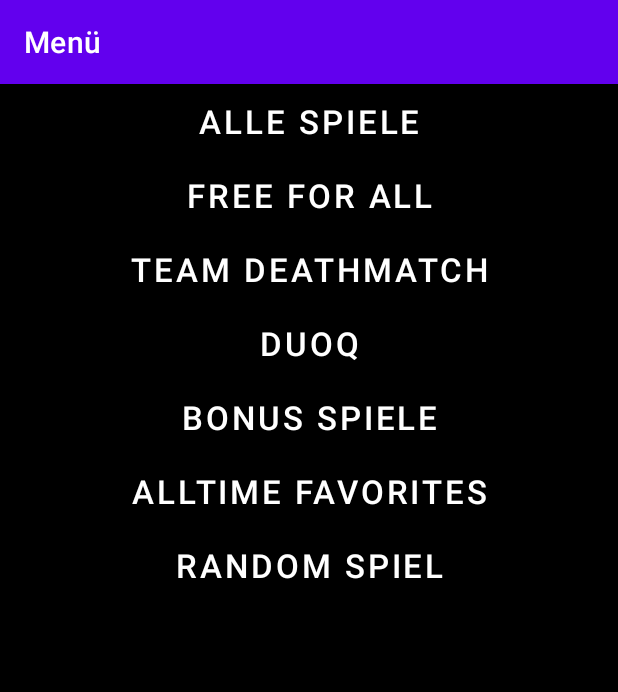
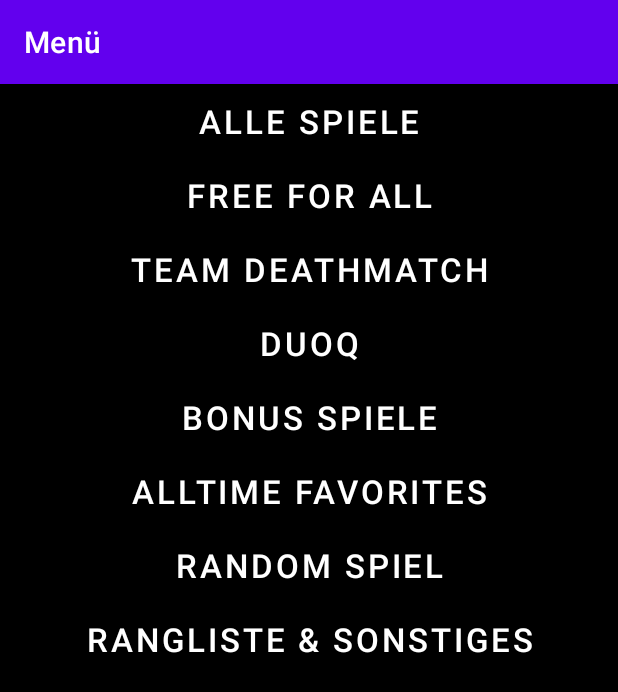
Before and after one commit to sebuech02/inet_test, an Android app: the zweiteSeite screen opened directly, with no data from a screen before it, on a phone screen of 412 x 824 dp. Shown: the top 692 px of the screen. Run offline under Robolectric (Android 15) with nearby library versions, the light colour scheme and no system bars; 1 statement that could not run was skipped.

Commit message:
update, datenstruktur um die Ranglisten zu zeigen, aber in hässlich

```diff
--- a/app/src/main/AndroidManifest.xml
+++ b/app/src/main/AndroidManifest.xml
@@ -21,12 +21,13 @@
         <activity android:name=".zweiteSeite" />
         <activity android:name=".settings" />
         <activity android:name=".anzeige"/>
-        <activity android:name="k_alles"/>
+        <activity android:name=".k_alles"/>
         <activity android:name=".k_duoq"/>
         <activity android:name=".k_atf"/>
         <activity android:name=".k_bonus"/>
         <activity android:name=".k_free"/>
         <activity android:name=".k_tdm"/>
+        <activity android:name=".bestenliste"/>
     </application>
 
 </manifest>
--- a/app/src/main/java/com/example/inet_test/MainActivity.java
+++ b/app/src/main/java/com/example/inet_test/MainActivity.java
@@ -19,6 +19,7 @@ import org.jsoup.nodes.Element;
 import org.jsoup.select.Elements;
 
 import java.io.IOException;
+import java.lang.annotation.ElementType;
 import java.util.ArrayList;
 
 public class MainActivity extends AppCompatActivity implements View.OnClickListener{
@@ -27,6 +28,10 @@ public class MainActivity extends AppCompatActivity implements View.OnClickListe
     private ImageButton but3;
     private ProgressBar pgb;
     final ArrayList<spiel> Spiele= new ArrayList<spiel>();
+    final ArrayList<stringinteger> rangliste = new ArrayList<stringinteger>();
+    final ArrayList<stringstring> nhaus = new ArrayList<stringstring>();
+    final ArrayList<stringinteger> bier = new ArrayList<stringinteger>();
+    final ArrayList<String> misc = new ArrayList<String>();
 
     @RequiresApi(api = Build.VERSION_CODES.N)
     @Override
@@ -42,8 +47,6 @@ public class MainActivity extends AppCompatActivity implements View.OnClickListe
         //pgb.setProgressDrawable(@drawable/carlrot);
         getWebsite();
         pgb.setProgress(66, true);
-        getRangliste();
-        pgb.setProgress(92,true);
         but1.setOnClickListener(this);
         but2.setOnClickListener(this);
         but3.setOnClickListener(this);
@@ -72,6 +75,12 @@ public class MainActivity extends AppCompatActivity implements View.OnClickListe
             @Override
             public void run() {
                 spiel current = null;
+                stringinteger current_rangliste = null;
+                String pumpenk = null;
+                String kegelk = null;
+                stringstring current_nhaus = null;
+                stringinteger current_bier = null;
+                String current_misc=null;
             try {
                 Document doc = Jsoup.connect("https://raw.githubusercontent.com/sebuech02/kegliege_xml/main/data.xml").get();
                 Elements elemente = doc.select("spiel");
@@ -87,35 +96,9 @@ public class MainActivity extends AppCompatActivity implements View.OnClickListe
                     Spiele.add(current);
                 }
                 spiel_liste.set(Spiele);
-            } catch(IOException e){
-                Toast.makeText(getApplicationContext(),"ERROR, keine Spiele", Toast.LENGTH_LONG).show();
-            }
-            runOnUiThread(new Runnable() {
-                @Override
-                public void run() {
-                }
-            });
-            }
-        }).start();
-    }
-    private void getRangliste() {
-        new Thread(new Runnable() {
-            @Override
-            public void run() {
-                ArrayList<stringinteger> rangliste = null;
-                stringinteger current_rangliste = null;
-                String pumpenk = null;
-                String kegelk = null;
-                ArrayList<stringstring> nhaus = null;
-                stringstring current_nhaus = null;
-                ArrayList<stringinteger> bier = null;
-                stringinteger current_bier = null;
-                ArrayList<String> misc = null;
-                String current_misc=null;
-                try {
-                    Document doc = Jsoup.connect("https://raw.githubusercontent.com/sebuech02/kegliege_xml/main/data.xml").get();
-                    Elements elemente = doc.select("rangliste");
-                    for (Element element : elemente){
+                Document doc2 = Jsoup.connect("https://raw.githubusercontent.com/sebuech02/kegeliege_rangliste/main/rangliste.xml").get();
+                Elements elemente2 = doc2.select("rangliste");
+                for (Element element : elemente2){
                     current_rangliste = new stringinteger();
                     String name=element.select("name").text();
                     String zahl_s=element.select("zahl").text();
@@ -124,10 +107,10 @@ public class MainActivity extends AppCompatActivity implements View.OnClickListe
                     current_rangliste.zahl=zahl;
                     rangliste.add(current_rangliste);
                 }
-                    pumpenk=doc.select("pumpenk").text();
-                    kegelk=doc.select("kegelk").text();
-                    elemente = doc.select("nhaus");
-                    for (Element element : elemente){
+                pumpenk=doc2.select("pumpenk").text();
+                kegelk=doc2.select("kegelk").text();
+                Elements elemente3 = doc2.select("nhaus");
+                for (Element element : elemente3){
                     current_nhaus = new stringstring();
                     String werfer=element.select("werfer").text();
                     String nummer=element.select("nummer").text();
@@ -135,8 +118,8 @@ public class MainActivity extends AppCompatActivity implements View.OnClickListe
                     current_nhaus.zahl=nummer;
                     nhaus.add(current_nhaus);
                 }
-                    elemente = doc.select("bier");
-                    for (Element element : elemente){
+                Elements elemente4 = doc2.select("bier");
+                for (Element element : elemente4){
                     current_bier = new stringinteger();
                     String name=element.select("kegler").text();
                     String zahl_s=element.select("striche").text();
@@ -145,8 +128,8 @@ public class MainActivity extends AppCompatActivity implements View.OnClickListe
                     current_bier.zahl=zahl;
                     bier.add(current_bier);
                 }
-                    elemente = doc.select("misc");
-                    for (Element element : elemente){
+                Elements elemente5 = doc2.select("misc");
+                for (Element element : elemente5){
                     current_misc = new String();
                     String eintrag=element.select("eintrag").text();
                     current_misc=eintrag;
@@ -159,7 +142,7 @@ public class MainActivity extends AppCompatActivity implements View.OnClickListe
                 ranglisten_daten.set_bier(bier);
                 ranglisten_daten.set_misc(misc);
             } catch(IOException e){
-                    Toast.makeText(getApplicationContext(),"ERROR, keine Rangliste", Toast.LENGTH_LONG).show();
+                Toast.makeText(getApplicationContext(),"ERROR, keine Spiele", Toast.LENGTH_LONG).show();
             }
             runOnUiThread(new Runnable() {
                 @Override
--- a/app/src/main/java/com/example/inet_test/zweiteSeite.java
+++ b/app/src/main/java/com/example/inet_test/zweiteSeite.java
@@ -20,6 +20,7 @@ public class zweiteSeite extends MainActivity implements View.OnClickListener{
     private Button bonus;
     private Button atf;
     private Button random;
+    private Button rang;
 
     private ArrayList<spiel> ubergabe;
     private TextView tv;
@@ -36,6 +37,7 @@ public class zweiteSeite extends MainActivity implements View.OnClickListener{
         bonus=(Button) findViewById(R.id.button5);
         atf=(Button) findViewById(R.id.button6);
         random=(Button) findViewById(R.id.button7);
+        rang=(Button) findViewById(R.id.button8);
         ubergabe=spiel_liste.get();
         alles.setOnClickListener(this);
         free.setOnClickListener(this);
@@ -44,6 +46,7 @@ public class zweiteSeite extends MainActivity implements View.OnClickListener{
         bonus.setOnClickListener(this);
         atf.setOnClickListener(this);
         random.setOnClickListener(this);
+        rang.setOnClickListener(this);
         }
         @Override
     public void onClick(View v){
@@ -74,6 +77,9 @@ public class zweiteSeite extends MainActivity implements View.OnClickListener{
                 actvar.putExtra("id", Integer.toString(n));
                 startActivity(actvar);
                 break;
+            case R.id.button8:
+                startActivity(new Intent(zweiteSeite.this, bestenliste.class));
+                break;
             default:
                 break;
             }
--- a/app/src/main/res/layout/zweiteseite.xml
+++ b/app/src/main/res/layout/zweiteseite.xml
@@ -72,6 +72,15 @@
             android:backgroundTint="#000000"
             android:text="Random Spiel"
             app:layout_constraintEnd_toEndOf="parent" />
+        <Button
+            android:id="@+id/button8"
+            android:layout_width="match_parent"
+            android:layout_height="wrap_content"
+            android:textColor="#ffffff"
+            android:textSize="22dp"
+            android:backgroundTint="#000000"
+            android:text="Rangliste &amp; Sonstiges"
+            app:layout_constraintEnd_toEndOf="parent" />
     </LinearLayout>
 
 </androidx.constraintlayout.widget.ConstraintLayout>
```
Also changed, not shown: app/src/main/java/com/example/inet_test/anzeige - Kopie.java (deleted, +0 -36 lines), app/src/main/java/com/example/inet_test/bestenliste.java (added, +62 -0 lines), app/src/main/res/layout/bestenliste.xml (added, +16 -0 lines). Lines whose indentation alone changed are shown as unchanged.
